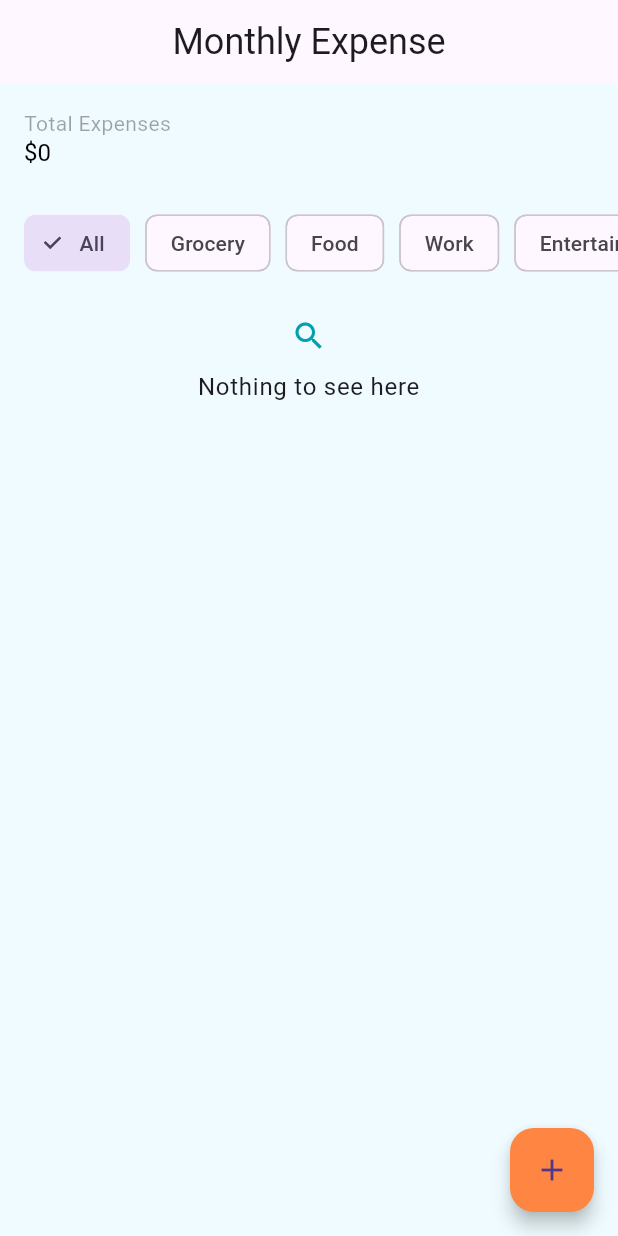
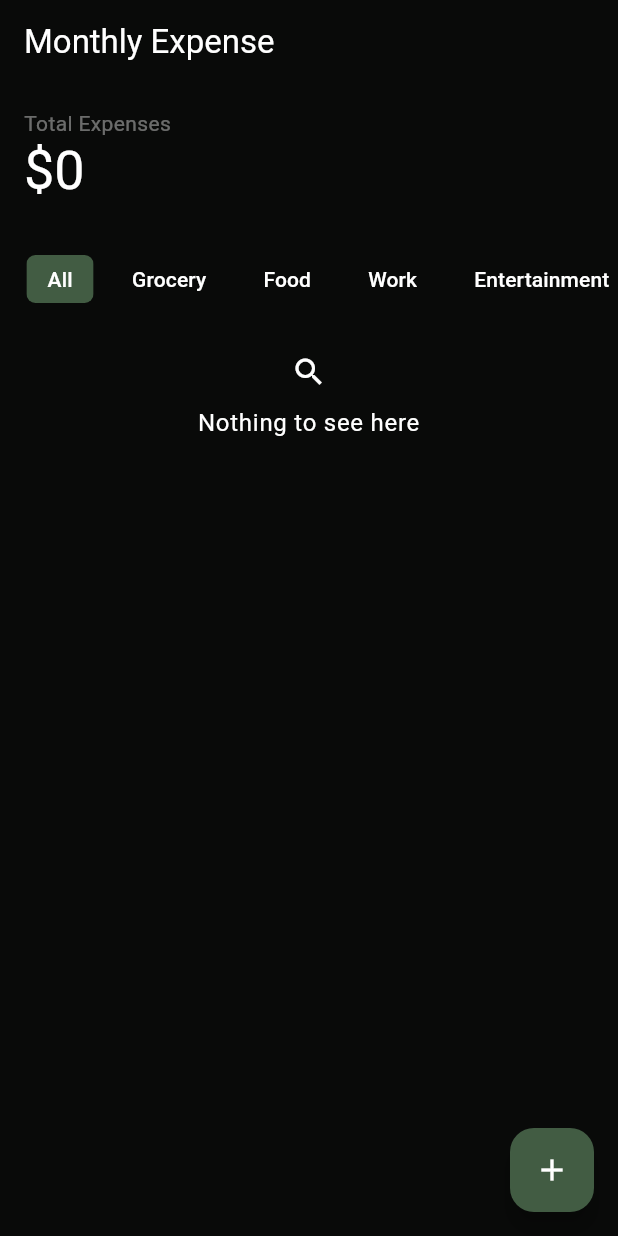
Before and after one commit to nokibul82/mothly_expense, a Flutter app: the screen it shows after launch, on a phone screen of 412 x 824 dp. Run offline on Flutter 3.47's test engine with Material 3 defaults, Android fonts, the phone set to English and light mode, and no system bars; our stand-ins replace bloc, equatable, flutter_bloc, rxdart, shared_preferences.

Commit message:
Completed 1st Phase

```diff
--- a/lib/app.dart
+++ b/lib/app.dart
@@ -1,10 +1,9 @@
 import 'package:flutter/material.dart';
 import 'package:flutter_bloc/flutter_bloc.dart';
-import 'package:mothly_expense/blocs/expense_list/expense_list_bloc.dart';
+import '../blocs/expense_list/expense_list_bloc.dart';
+import '../theme/theme.dart';
 import './pages/home_page.dart';
-import './core/app_theme.dart';
 import './repositories/expense_repository.dart';
-import 'blocs/expense_form/expense_form_bloc.dart';
 
 class App extends StatelessWidget {
   const App({super.key, required this.expenseRepository});
@@ -21,7 +20,7 @@ class App extends StatelessWidget {
         )..add(const ExpenseListSubscriptionRequested()),
         child: MaterialApp(
           home: const HomePage(),
-          theme: AppTheme.lightAppTheme,
+          theme: AppTheme.theme,
           debugShowCheckedModeBanner: false,
         ),
       ),
--- a/lib/core/app_color.dart
+++ /dev/null
@@ -1,16 +0,0 @@
-import 'package:flutter/material.dart';
-
-class AppColor {
-  const AppColor._();
-
-  static const primary = Color(0xff00a0af);
-  static const secondary = Color(0xffff8542);
-  static const tertiary = Color(0xFFFFE2C3);
-
-  static const background = Color(0xffeffbff);
-
-
-  static const light = Colors.white;
-  static const dark = Colors.black;
-
-}
--- a/lib/core/app_theme.dart
+++ /dev/null
@@ -1,57 +0,0 @@
-import 'package:flutter/cupertino.dart';
-import 'package:flutter/material.dart';
-import './app_color.dart';
-
-class AppTheme {
-  const AppTheme._();
-
-  static ThemeData lightAppTheme = ThemeData(
-    visualDensity: VisualDensity.adaptivePlatformDensity,
-    tabBarTheme: const TabBarTheme(labelColor: AppColor.light),
-    scaffoldBackgroundColor: AppColor.background,
-    elevatedButtonTheme: ElevatedButtonThemeData(
-      style: ElevatedButton.styleFrom(
-        padding: const EdgeInsets.all(12),
-        backgroundColor: AppColor.primary,
-        shape: RoundedRectangleBorder(
-          borderRadius: BorderRadius.circular(12), // <-- Radius
-        ),
-      ),
-    ),
-    textButtonTheme: TextButtonThemeData(
-      style: TextButton.styleFrom(foregroundColor: AppColor.primary),
-    ),
-    iconTheme: const IconThemeData(color: AppColor.primary),
-    textTheme: const TextTheme(
-        displayLarge: TextStyle(
-          fontSize: 20,
-          fontWeight: FontWeight.bold,
-          color: Colors.black,
-        ),
-        displayMedium: TextStyle(
-          fontSize: 18,
-          fontWeight: FontWeight.w400,
-          color: Colors.black,
-        ),
-        displaySmall: TextStyle(
-          fontSize: 16,
-          fontWeight: FontWeight.w400,
-          color: Colors.black,
-        ),
-        headlineMedium: TextStyle(
-          fontSize: 14,
-          fontWeight: FontWeight.w500,
-          color: Colors.black,
-        ),
-        headlineSmall: TextStyle(fontSize: 15, color: Colors.grey),
-        titleLarge: TextStyle(fontSize: 24)),
-    appBarTheme: const AppBarTheme(
-      elevation: 0,
-      centerTitle: true,
-    ),
-    floatingActionButtonTheme: const FloatingActionButtonThemeData(
-      elevation: 5,
-      backgroundColor: AppColor.secondary,
-    )
-  );
-}
--- a/lib/data/local_data_storage.dart
+++ b/lib/data/local_data_storage.dart
@@ -42,10 +42,13 @@ class LocalDataStorage {
     final expenses = [..._controller.value];
     final expenseIndex =
         expenses.indexWhere((currentExpense) => currentExpense?.id == id);
+    print("expenseIndex: $expenseIndex");
     if (expenseIndex == -1) {
       throw Exception("No expense found");
     } else {
       expenses.removeAt(expenseIndex);
+      _controller.add(expenses);
+      _preferences.setString(expenseCollectionKey, jsonEncode(expenses));
     }
   }
 
--- /dev/null
+++ b/lib/theme/theme.dart
@@ -0,0 +1,61 @@
+import 'package:flutter/material.dart';
+
+class AppTheme {
+  static const colorScheme = ColorScheme(
+    brightness: Brightness.dark,
+    primary: Color(0xffa5d6a7),
+    onPrimary: Color(0xff000000),
+    primaryContainer: Color(0xff425c43),
+    onPrimaryContainer: Color(0xffffffff),
+    secondary: Color(0xffb5f9b8),
+    onSecondary: Color(0xff000000),
+    secondaryContainer: Color(0xff6c956e),
+    onSecondaryContainer: Color(0xffffffff),
+    tertiary: Color(0xffcbfccd),
+    onTertiary: Color(0xff000000),
+    tertiaryContainer: Color(0xff4bac4e),
+    onTertiaryContainer: Color(0xffffffff),
+    error: Color(0xffffb4ab),
+    onError: Color(0xff690005),
+    errorContainer: Color(0xff93000a),
+    onErrorContainer: Color(0xffffb4ab),
+    background: Color(0xff0b0c0b),
+    onBackground: Color(0xffffffff),
+    surface: Color(0xff090a09),
+    onSurface: Color(0xffffffff),
+    surfaceVariant: Color(0xff2d2f2d),
+    onSurfaceVariant: Color(0xffffffff),
+    outline: Color(0xff8c8c8c),
+    outlineVariant: Color(0xff404040),
+    shadow: Color(0xff000000),
+    scrim: Color(0xff000000),
+    inverseSurface: Color(0xffffffff),
+    onInverseSurface: Color(0xff000000),
+    inversePrimary: Color(0xff4c604d),
+    surfaceTint: Color(0xffa5d6a7),
+  );
+
+  static ThemeData get theme {
+    return ThemeData(
+      colorScheme: colorScheme,
+      listTileTheme: ListTileThemeData(
+        tileColor: colorScheme.surfaceVariant.withOpacity(0.2),
+      ),
+      chipTheme: ChipThemeData(
+        labelPadding: const EdgeInsets.symmetric(horizontal: 14, vertical: 0),
+        padding: EdgeInsets.zero,
+        selectedColor: colorScheme.primaryContainer,
+        showCheckmark: false,
+        shape: const RoundedRectangleBorder(
+          side: BorderSide(width: 0, color: Colors.transparent),
+          borderRadius: BorderRadius.all(Radius.circular(6)),
+        ),
+      ),
+      filledButtonTheme: FilledButtonThemeData(
+        style: FilledButton.styleFrom(
+          padding: const EdgeInsets.all(10),
+        ),
+      ),
+    );
+  }
+}
```
Also changed, not shown: lib/core/app_data.dart (deleted, +0 -49 lines), lib/main.dart (+0 -7 lines), lib/views/screens/expense_screen.dart (deleted, +0 -102 lines), lib/views/screens/home_screen.dart (deleted, +0 -50 lines), lib/views/screens/report_screen.dart (deleted, +0 -17 lines), lib/widgets/add_expense_sheet_widget.dart (+3 -4 lines), lib/widgets/expense_tile_widget.dart (+5 -8 lines).
